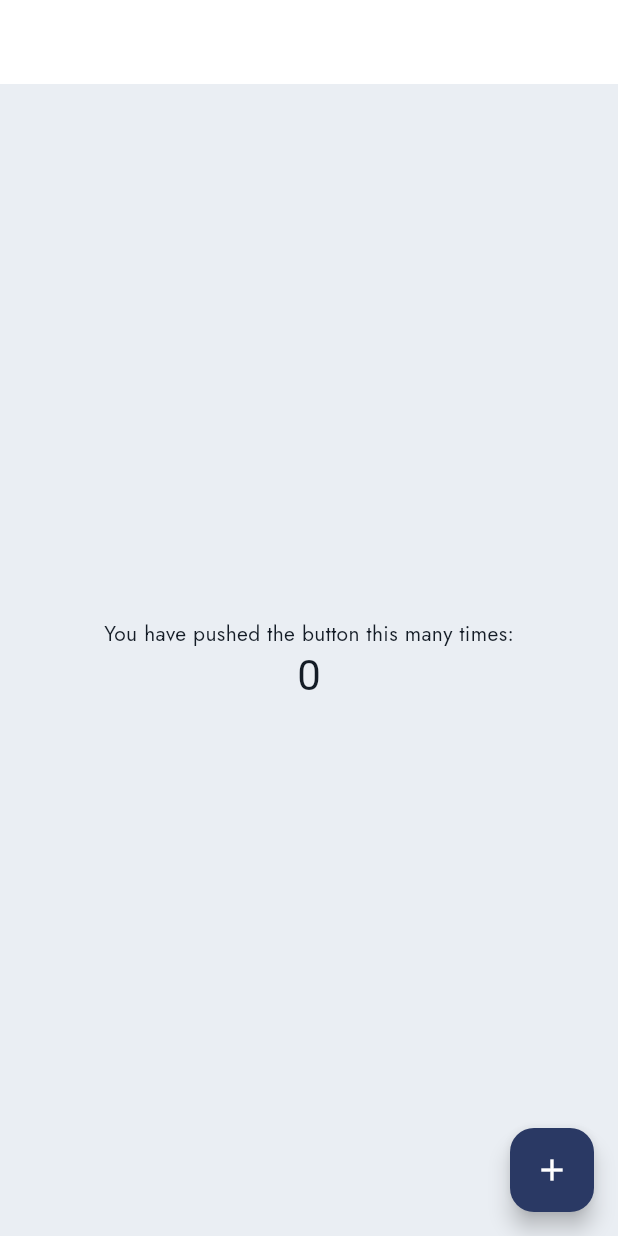
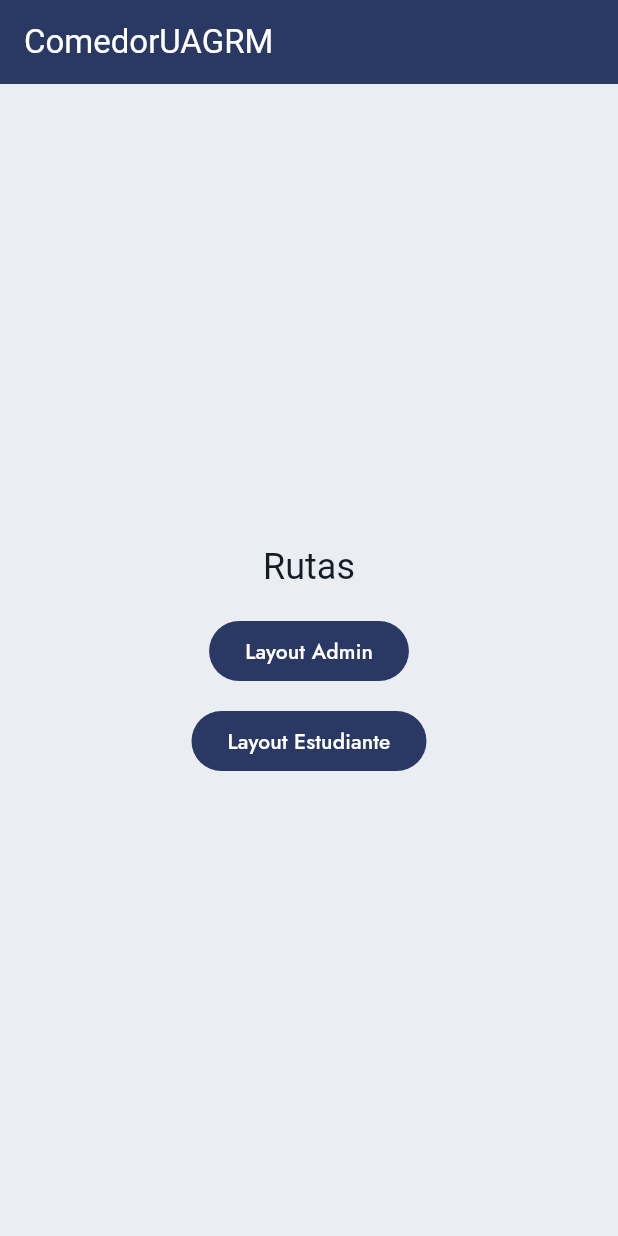
Before and after one commit to Mau8877/ComedorUAGRM, a Flutter app: the screen it shows after launch, on a phone screen of 412 x 824 dp. Run offline on Flutter 3.47's test engine with Material 3 defaults, Android fonts, the phone set to English and light mode, and no system bars; our stand-ins replace dio, flutter_dotenv, flutter_riverpod, go_router, google_fonts.

Commit message:
feat[MOBILE]: Cablear ProviderScope, GoRouter y ApiClient; agregar layouts admin/estudiante

```diff
--- /dev/null
+++ b/projects/mobile/lib/core/routing/app_router.dart
@@ -0,0 +1,31 @@
+import 'package:go_router/go_router.dart';
+
+import '../../features/pruebas_layout/screens/demo_home_screen.dart';
+import '../../layouts/admin/admin_shell.dart';
+import '../../layouts/estudiante/estudiante_shell.dart';
+
+/// Router único de la app -- toda la navegación pasa por acá, ninguna
+/// pantalla arma su propio `GoRoute` suelto (ver NAVEGACION_MOBILE.md).
+final appRouter = GoRouter(
+  // TODO: reemplazar por la validación real de sesión una vez que exista
+  // TODO: el provider de auth (ver features/auth/, mismo criterio que
+  // TODO: _authenticated.tsx del lado del frontend). Por ahora no hay
+  // TODO: ningún token que chequear, así que no hay redirect real todavía.
+  redirect: (context, state) {
+    return null;
+  },
+  routes: [
+    GoRoute(
+      path: '/',
+      builder: (context, state) => const DemoHomeScreen(),
+    ),
+    GoRoute(
+      path: '/admin',
+      builder: (context, state) => const AdminShell(),
+    ),
+    GoRoute(
+      path: '/estudiante',
+      builder: (context, state) => const EstudianteShell(),
+    ),
+  ],
+);
--- /dev/null
+++ b/projects/mobile/lib/features/pruebas_layout/screens/demo_home_screen.dart
@@ -0,0 +1,39 @@
+import 'package:flutter/material.dart';
+import 'package:go_router/go_router.dart';
+
+/// Pantalla de entrada temporal -- equivalente mobile del `index.tsx` del
+/// frontend (ver ARQUITECTURA_FRONTEND.md), solo para navegar a los shells
+/// de cada rol mientras no exista login real. Se reemplaza por la primera
+/// feature real detrás del login, igual que `_authenticated/panel.tsx` del
+/// lado web.
+class DemoHomeScreen extends StatelessWidget {
+  const DemoHomeScreen({super.key});
+
+  @override
+  Widget build(BuildContext context) {
+    return Scaffold(
+      appBar: AppBar(title: const Text('ComedorUAGRM')),
+      body: Center(
+        child: Padding(
+          padding: const EdgeInsets.all(24),
+          child: Column(
+            mainAxisSize: MainAxisSize.min,
+            children: [
+              Text('Rutas', style: Theme.of(context).textTheme.headlineSmall),
+              const SizedBox(height: 16),
+              FilledButton(
+                onPressed: () => context.go('/admin'),
+                child: const Text('Layout Admin'),
+              ),
+              const SizedBox(height: 12),
+              FilledButton(
+                onPressed: () => context.go('/estudiante'),
+                child: const Text('Layout Estudiante'),
+              ),
+            ],
+          ),
+        ),
+      ),
+    );
+  }
+}
--- a/projects/mobile/lib/main.dart
+++ b/projects/mobile/lib/main.dart
@@ -1,108 +1,26 @@
 import 'package:flutter/material.dart';
+import 'package:flutter_dotenv/flutter_dotenv.dart';
+import 'package:flutter_riverpod/flutter_riverpod.dart';
 
+import 'core/routing/app_router.dart';
 import 'core/theme/app_theme.dart';
 
-void main() {
-  runApp(const MyApp());
+Future<void> main() async {
+  WidgetsFlutterBinding.ensureInitialized();
+  await dotenv.load();
+  runApp(const ProviderScope(child: MyApp()));
 }
 
 class MyApp extends StatelessWidget {
   const MyApp({super.key});
 
-  // This widget is the root of your application.
   @override
   Widget build(BuildContext context) {
-    return MaterialApp(
-      title: 'ComedorU',
+    return MaterialApp.router(
+      title: 'ComedorUAGRM',
       theme: AppTheme.light,
       darkTheme: AppTheme.dark,
-      home: const MyHomePage(title: 'Flutter Demo Home Page'),
+      routerConfig: appRouter,
     );
   }
 }
-
-class MyHomePage extends StatefulWidget {
-  const MyHomePage({super.key, required this.title});
-
-  // This widget is the home page of your application. It is stateful, meaning
-  // that it has a State object (defined below) that contains fields that affect
-  // how it looks.
-
-  // This class is the configuration for the state. It holds the values (in this
-  // case the title) provided by the parent (in this case the App widget) and
-  // used by the build method of the State. Fields in a Widget subclass are
-  // always marked "final".
-
-  final String title;
-
-  @override
-  State<MyHomePage> createState() => _MyHomePageState();
-}
-
-class _MyHomePageState extends State<MyHomePage> {
-  int _counter = 0;
-
-  void _incrementCounter() {
-    setState(() {
-      // This call to setState tells the Flutter framework that something has
-      // changed in this State, which causes it to rerun the build method below
-      // so that the display can reflect the updated values. If we changed
-      // _counter without calling setState(), then the build method would not be
-      // called again, and so nothing would appear to happen.
-      _counter++;
-    });
-  }
-
-  @override
-  Widget build(BuildContext context) {
-    // This method is rerun every time setState is called, for instance as done
-    // by the _incrementCounter method above.
-    //
-    // The Flutter framework has been optimized to make rerunning build methods
-    // fast, so that you can just rebuild anything that needs updating rather
-    // than having to individually change instances of widgets.
-    return Scaffold(
-      appBar: AppBar(
-        // TRY THIS: Try changing the color here to a specific color (to
-        // Colors.amber, perhaps?) and trigger a hot reload to see the AppBar
-        // change color while the other colors stay the same.
-        backgroundColor: Theme.of(context).colorScheme.inversePrimary,
-        // Here we take the value from the MyHomePage object that was created by
-        // the App.build method, and use it to set our appbar title.
-        title: Text(widget.title),
-      ),
-      body: Center(
-        // Center is a layout widget. It takes a single child and positions it
-        // in the middle of the parent.
-        child: Column(
-          // Column is also a layout widget. It takes a list of children and
-          // arranges them vertically. By default, it sizes itself to fit its
-          // children horizontally, and tries to be as tall as its parent.
-          //
-          // Column has various properties to control how it sizes itself and
-          // how it positions its children. Here we use mainAxisAlignment to
-          // center the children vertically; the main axis here is the vertical
-          // axis because Columns are vertical (the cross axis would be
-          // horizontal).
-          //
-          // TRY THIS: Invoke "debug painting" (choose the "Toggle Debug Paint"
-          // action in the IDE, or press "p" in the console), to see the
-          // wireframe for each widget.
-          mainAxisAlignment: .center,
-          children: [
-            const Text('You have pushed the button this many times:'),
-            Text(
-              '$_counter',
-              style: Theme.of(context).textTheme.headlineMedium,
-            ),
-          ],
-        ),
-      ),
-      floatingActionButton: FloatingActionButton(
-        onPressed: _incrementCounter,
-        tooltip: 'Increment',
-        child: const Icon(Icons.add),
-      ),
-    );
-  }
-}
--- a/projects/mobile/pubspec.yaml
+++ b/projects/mobile/pubspec.yaml
@@ -63,6 +63,12 @@ flutter:
   # the material Icons class.
   uses-material-design: true
 
+  # .env no se commitea (ver .gitignore) -- cada dev lo crea a partir de
+  # .env.example, igual que los .env de backend/frontend. Sin esta entrada,
+  # flutter_dotenv no puede bundlear el archivo y falla en runtime.
+  assets:
+    - .env
+
   # To add assets to your application, add an assets section, like this:
   # assets:
   #   - images/a_dot_burr.jpeg
```
Also changed, not shown: projects/mobile/lib/core/network/api_client.dart (added, +76 -0 lines), projects/mobile/lib/layouts/admin/admin_shell.dart (added, +72 -0 lines), projects/mobile/lib/layouts/estudiante/estudiante_shell.dart (added, +61 -0 lines), 4 other files.
